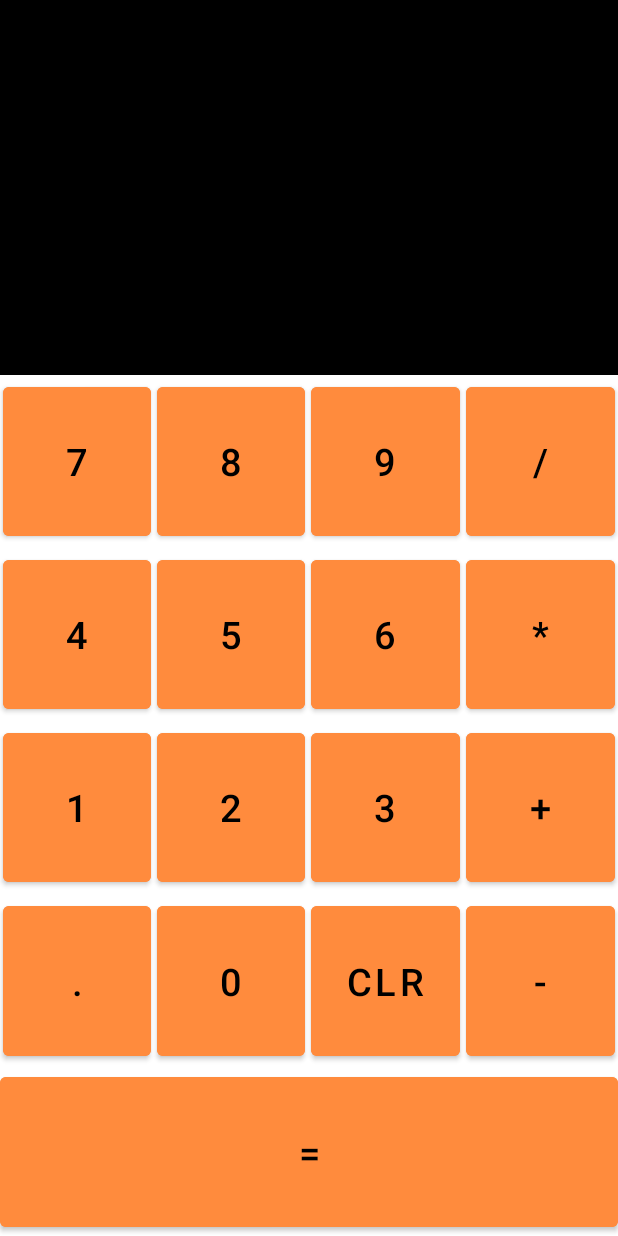
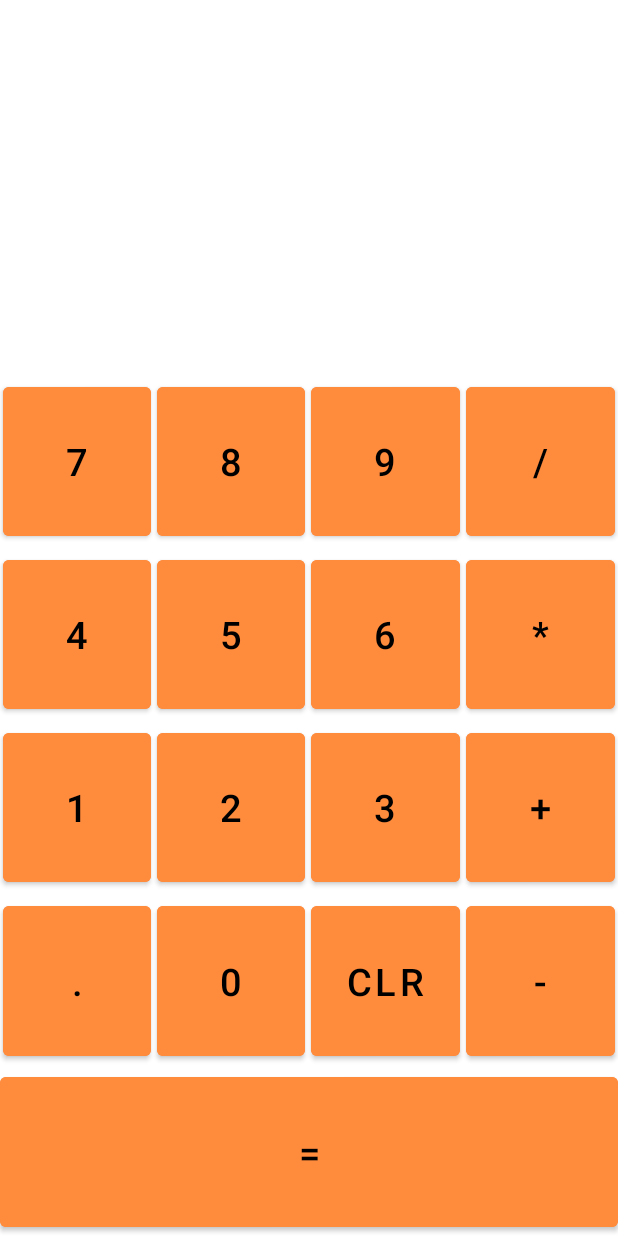
Before and after one commit to vanchinathan83/Android-Kotlin-Calculator, an Android app: the layout activity_main.xml on its own in the app's theme, with its tools: preview values and no code run, on a phone screen of 412 x 824 dp. Run offline under Robolectric (Android 15) with nearby library versions, the phone set to English and light mode, and no system bars.

Commit message:
Add basic functionalities.

```diff
--- a/app/src/main/res/layout/activity_main.xml
+++ b/app/src/main/res/layout/activity_main.xml
@@ -11,8 +11,9 @@
         android:id="@+id/input"
         android:layout_width="match_parent"
         android:layout_height="250dp"
-        android:background="@color/black"
+        android:background="@color/white"
         android:textSize="48sp"
+        android:textColor="@color/black"
         android:maxLength="12"
         />
     <LinearLayout
@@ -30,6 +31,7 @@
             android:backgroundTint="@color/orange"
             android:layout_margin="2dp"
             android:textSize="25dp"
+            android:onClick="onDigit"
             android:text="7"
             />
         <Button
@@ -41,6 +43,7 @@
             android:backgroundTint="@color/orange"
             android:layout_margin="2dp"
             android:textSize="25dp"
+            android:onClick="onDigit"
             android:text="8"
             />
         <Button
@@ -52,6 +55,7 @@
             android:backgroundTint="@color/orange"
             android:layout_margin="2dp"
             android:textSize="25dp"
+            android:onClick="onDigit"
             android:text="9"
             />
         <Button
@@ -63,6 +67,7 @@
             android:backgroundTint="@color/orange"
             android:layout_margin="2dp"
             android:textSize="25dp"
+            android:onClick="onOperator"
             android:text="/"
             />
 
@@ -83,6 +88,7 @@
             android:textColor="@color/black"
             android:backgroundTint="@color/orange"
             android:textSize="25dp"
+            android:onClick="onDigit"
             android:text="4"
             />
         <Button
@@ -94,6 +100,7 @@
             android:textColor="@color/black"
             android:backgroundTint="@color/orange"
             android:textSize="25dp"
+            android:onClick="onDigit"
             android:text="5"
             />
         <Button
@@ -105,6 +112,7 @@
             android:textColor="@color/black"
             android:backgroundTint="@color/orange"
             android:textSize="25dp"
+            android:onClick="onDigit"
             android:text="6"
             />
         <Button
@@ -116,6 +124,7 @@
             android:textColor="@color/black"
             android:backgroundTint="@color/orange"
             android:textSize="25dp"
+            android:onClick="onOperator"
             android:text="*"
             />
 
@@ -136,6 +145,7 @@
             android:textColor="@color/black"
             android:backgroundTint="@color/orange"
             android:textSize="25dp"
+            android:onClick="onDigit"
             android:text="1"
             />
         <Button
@@ -147,6 +157,7 @@
             android:textColor="@color/black"
             android:backgroundTint="@color/orange"
             android:textSize="25dp"
+            android:onClick="onDigit"
             android:text="2"
             />
         <Button
@@ -158,6 +169,7 @@
             android:textColor="@color/black"
             android:backgroundTint="@color/orange"
             android:textSize="25dp"
+            android:onClick="onDigit"
             android:text="3"
             />
         <Button
@@ -169,6 +181,7 @@
             android:textColor="@color/black"
             android:backgroundTint="@color/orange"
             android:textSize="25dp"
+            android:onClick="onOperator"
             android:text="+"
             />
 
@@ -189,6 +202,7 @@
             android:textColor="@color/black"
             android:backgroundTint="@color/orange"
             android:textSize="25dp"
+            android:onClick="onDecimal"
             android:text="."
             />
         <Button
@@ -200,6 +214,7 @@
             android:layout_margin="2dp"
             android:backgroundTint="@color/orange"
             android:textSize="25dp"
+            android:onClick="onDigit"
             android:text="0"
             />
         <Button
@@ -222,6 +237,7 @@
             android:textColor="@color/black"
             android:backgroundTint="@color/orange"
             android:textSize="25dp"
+            android:onClick="onOperator"
             android:text="-"
             />
 
```
Also changed, not shown: app/src/main/java/com/vanchi/calculator/MainActivity.kt (+48 -2 lines).
